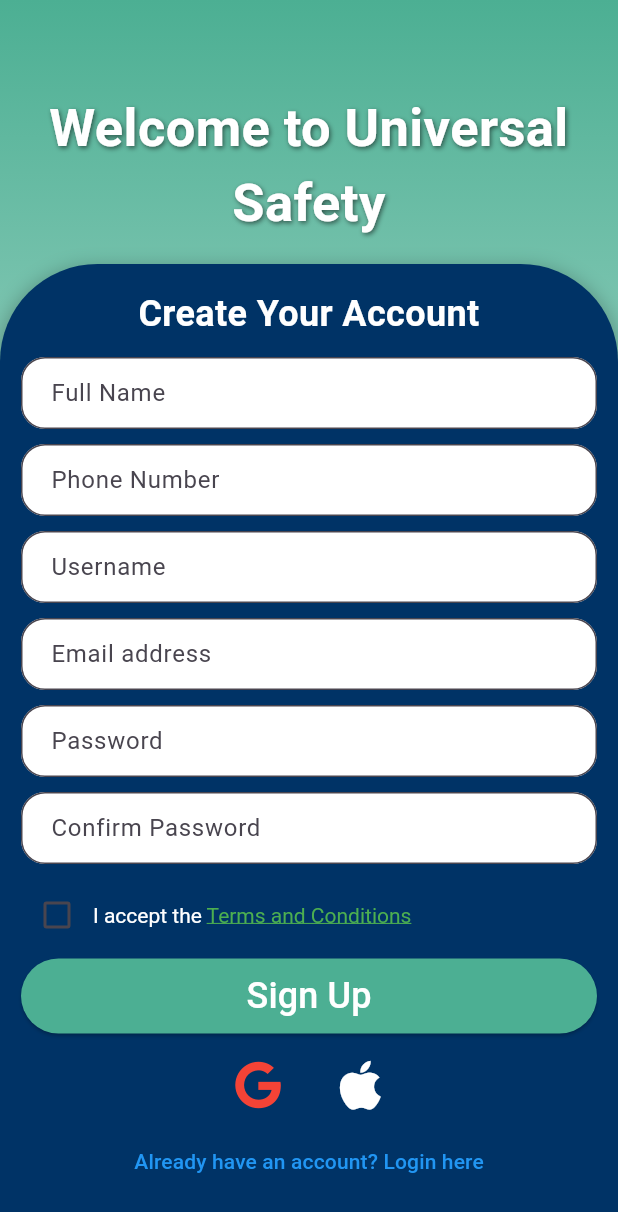
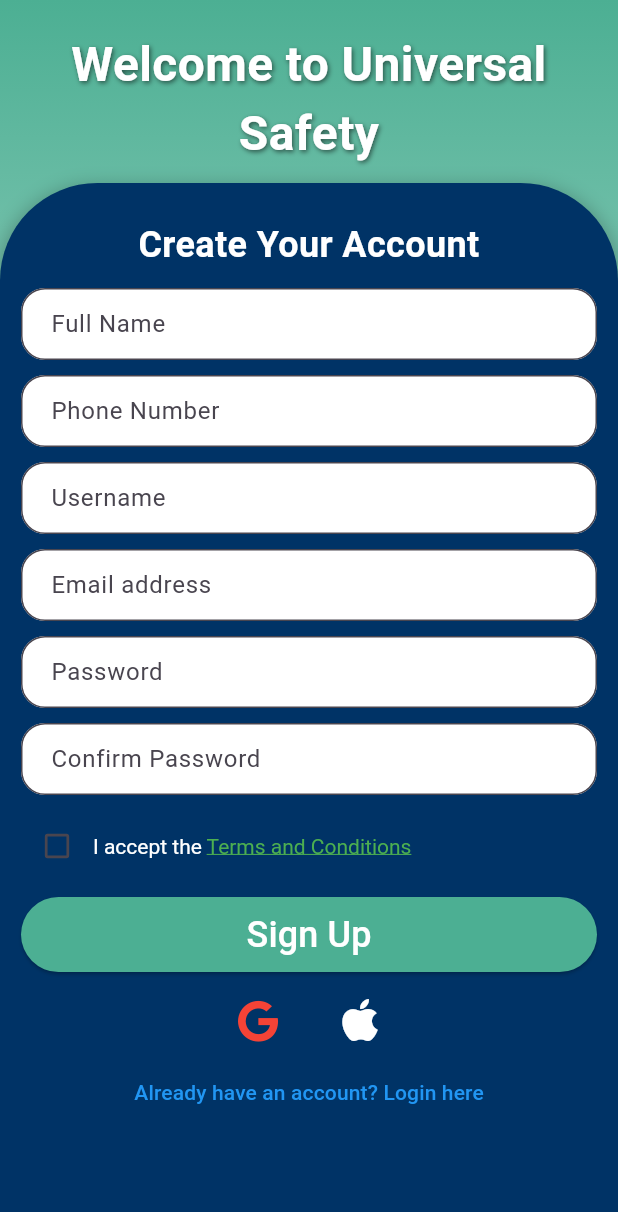
Before and after one commit to Ananypratap007/SOBA_Spring2025, a Flutter app: the SignUpPage screen opened by its route, on a phone screen of 412 x 824 dp. Shown: the top 1212 px of the screen. Run offline on Flutter 3.47's test engine with Material 3 defaults, Android fonts, the phone set to English and light mode, and no system bars; our stand-ins replace camera, cloud_firestore, firebase_auth, firebase_core, firebase_storage, flutter_map and 4 more; accounts and stored records are empty.

Commit message:
Fixed overflow for textfields in login page and signup page.

```diff
--- a/soba_app/lib/login/signup_screen.dart
+++ b/soba_app/lib/login/signup_screen.dart
@@ -156,8 +156,19 @@ class _SignUpPageState extends State<SignUpPage> {
 
   @override
   Widget build(BuildContext context) {
+    // Get the screen size
+    final screenSize = MediaQuery.of(context).size;
+    final keyboardVisible = MediaQuery.of(context).viewInsets.bottom > 0;
+
     return Scaffold(
-      body: Container(
+      // Use resizeToAvoidBottomInset to handle keyboard properly
+      resizeToAvoidBottomInset: true,
+      body: SafeArea(
+        child: GestureDetector(
+          // Close keyboard when tapping outside text fields
+          onTap: () => FocusScope.of(context).unfocus(),
+          child: Container(
+            height: screenSize.height,
             decoration: BoxDecoration(
               gradient: LinearGradient(
                 colors: [Color(0XFF4CAF93), Colors.white],
@@ -167,16 +178,14 @@ class _SignUpPageState extends State<SignUpPage> {
             ),
             child: Column(
               children: [
-            SizedBox(
-              height: 45,
-            ),
-            Expanded(
-              child: Center(
-                child: Text(
+                // Hide this when keyboard is showing to give more space
+                if (!keyboardVisible) ...[
+                  SizedBox(height: 20),
+                  Text(
                     'Welcome to Universal Safety',
                     textAlign: TextAlign.center,
                     style: TextStyle(
-                    fontSize: 35,
+                      fontSize: keyboardVisible ? 24 : 32,
                       fontWeight: FontWeight.bold,
                       color: Colors.white,
                       shadows: [
@@ -188,17 +197,16 @@ class _SignUpPageState extends State<SignUpPage> {
                       ],
                     ),
                   ),
-              ),
-            ),
-            Container(
-              width: double.infinity, //MediaQuery.of(context).size.width * 0.9,
-              constraints: BoxConstraints(
-                maxHeight: MediaQuery.of(context).size.height * 0.8,
-              ),
-              padding: const EdgeInsets.all(14),
+                  SizedBox(height: 10),
+                ],
+
+                // Using Expanded to take available space
+                Expanded(
+                  child: Container(
+                    width: double.infinity,
                     decoration: BoxDecoration(
                       color: Color(0xFF003366),
-                borderRadius: BorderRadius.vertical(top: Radius.circular(65)),
+                      borderRadius: BorderRadius.vertical(top: Radius.circular(keyboardVisible ? 30 : 65)),
                       boxShadow: [
                         BoxShadow(
                           color: Colors.black26,
@@ -208,20 +216,19 @@ class _SignUpPageState extends State<SignUpPage> {
                         ),
                       ],
                     ),
-              child: SingleChildScrollView(
-                child: Column(
-                  mainAxisSize: MainAxisSize.min,
-                  crossAxisAlignment: CrossAxisAlignment.stretch,
+                    child: ClipRRect(
+                      borderRadius: BorderRadius.vertical(top: Radius.circular(keyboardVisible ? 30 : 65)),
+                      child: ListView(
+                        padding: const EdgeInsets.all(14),
                         children: [
-                    // Welcome Text
-                    SizedBox(
-                      height: 2,
-                    ),
+                          // Adjust spacing based on keyboard visibility
+                          SizedBox(height: keyboardVisible ? 5 : 10),
+
                           Text(
                             'Create Your Account',
                             textAlign: TextAlign.center,
                             style: TextStyle(
-                        fontSize: 24,
+                              fontSize: keyboardVisible ? 20 : 24,
                               fontWeight: FontWeight.bold,
                               color: Colors.white,
                             ),
@@ -232,40 +239,53 @@ class _SignUpPageState extends State<SignUpPage> {
                           SmartTextField(
                             label: 'Full Name',
                             controller: _nameController,
+                            textInputAction: TextInputAction.next,
                           ),
                           // Phone Number TextField
                           SmartTextField(
                             label: 'Phone Number',
                             controller: _phoneController,
+                            keyboardType: TextInputType.phone,
+                            textInputAction: TextInputAction.next,
                           ),
 
                           // Username TextField
                           SmartTextField(
                             label: 'Username',
                             controller: _usernameController,
+                            textInputAction: TextInputAction.next,
                           ),
 
                           // Email TextField
                           SmartTextField(
                             label: 'Email address',
                             controller: _emailController,
+                            keyboardType: TextInputType.emailAddress,
+                            textInputAction: TextInputAction.next,
                           ),
                           // Password TextField
                           SmartTextField(
                             label: 'Password',
                             controller: _passwordController,
+                            obscureText: true,
+                            textInputAction: TextInputAction.next,
                           ),
 
                           // Confirm Password TextField
                           SmartTextField(
                             label: 'Confirm Password',
                             controller: _confirmPasswordController,
+                            obscureText: true,
+                            textInputAction: TextInputAction.done,
                           ),
 
-                    // Terms and Conditions Checkbox
+                          // Terms and Conditions Checkbox with compact layout
                           Row(
+                            crossAxisAlignment: CrossAxisAlignment.center,
                             children: [
-                        Checkbox(
+                              Transform.scale(
+                                scale: 0.9,
+                                child: Checkbox(
                                   activeColor: Colors.white,
                                   value: _isTermsAccepted,
                                   onChanged: (value) {
@@ -274,17 +294,22 @@ class _SignUpPageState extends State<SignUpPage> {
                                     });
                                   },
                                 ),
+                              ),
                               Expanded(
                                 child: RichText(
                                   text: TextSpan(
                                     text: 'I accept the ',
-                              style: TextStyle(color: Colors.white),
+                                    style: TextStyle(
+                                      color: Colors.white,
+                                      fontSize: keyboardVisible ? 12 : 14,
+                                    ),
                                     children: [
                                       TextSpan(
                                         text: 'Terms and Conditions',
-                                  style: const TextStyle(
+                                        style: TextStyle(
                                           color: Colors.green,
                                           decoration: TextDecoration.underline,
+                                          fontSize: keyboardVisible ? 12 : 14,
                                         ),
                                         recognizer: TapGestureRecognizer()
                                           ..onTap = () {
@@ -303,14 +328,16 @@ class _SignUpPageState extends State<SignUpPage> {
                               ),
                             ],
                           ),
-                    const SizedBox(height: 5),
+                          SizedBox(height: keyboardVisible ? 5 : 10),
 
                           // Sign Up Button
                           ElevatedButton(
                             onPressed: _isLoading ? null : _handleSignUp,
                             style: ElevatedButton.styleFrom(
                               backgroundColor: Color(0XFF4CAF93),
-                        padding: const EdgeInsets.symmetric(vertical: 8),
+                              padding: EdgeInsets.symmetric(
+                                vertical: keyboardVisible ? 6 : 8,
+                              ),
                               shape: RoundedRectangleBorder(
                                 borderRadius: BorderRadius.circular(30),
                               ),
@@ -325,14 +352,18 @@ class _SignUpPageState extends State<SignUpPage> {
                                           AlwaysStoppedAnimation<Color>(Colors.white),
                                     ),
                                   )
-                          : const Text(
+                                : Text(
                                     'Sign Up',
-                              style:
-                                  TextStyle(fontSize: 24, color: Colors.white),
+                                    style: TextStyle(
+                                      fontSize: keyboardVisible ? 18 : 24,
+                                      color: Colors.white,
                                     ),
                                   ),
+                          ),
+
+                          // Only show these when keyboard is hidden to save space
+                          if (!keyboardVisible) ...[
                             const SizedBox(height: 8),
-
                             // Social Sign Up Buttons
                             Row(
                               mainAxisAlignment: MainAxisAlignment.center,
@@ -342,7 +373,7 @@ class _SignUpPageState extends State<SignUpPage> {
                                     print('Google Sign Up');
                                   },
                                   icon: const FaIcon(FontAwesomeIcons.google,
-                              color: Colors.red, size: 32),
+                                      color: Colors.red, size: 28),
                                 ),
                                 const SizedBox(width: 20),
                                 IconButton(
@@ -350,29 +381,36 @@ class _SignUpPageState extends State<SignUpPage> {
                                     print('Apple Sign Up');
                                   },
                                   icon: const FaIcon(FontAwesomeIcons.apple,
-                              color: Colors.white, size: 37),
+                                      color: Colors.white, size: 32),
                                 ),
                               ],
                             ),
+                          ],
 
-                    // Login Link
+                          // Login Link - always show this
                           TextButton(
                             onPressed: () {
                               Navigator.pop(context);
                             },
-                      child: const Text(
+                            child: Text(
                               "Already have an account? Login here",
-                        style: TextStyle(color: Colors.blue),
+                              style: TextStyle(
+                                color: Colors.blue,
+                                fontSize: keyboardVisible ? 13 : 14,
+                              ),
                             ),
                           ),
 
-                    // Help Text
-                    const SizedBox(height: 12),
+                          // Add extra padding at the bottom to ensure fields aren't hidden by keyboard
+                          SizedBox(height: keyboardVisible ? MediaQuery.of(context).viewInsets.bottom * 0.1 : 0),
                         ],
                       ),
                     ),
                   ),
+                ),
               ],
+            ),
+          ),
         ),
       ),
     );
@@ -382,10 +420,20 @@ class _SignUpPageState extends State<SignUpPage> {
 class SmartTextField extends StatefulWidget {
   final String label;
   final TextEditingController controller;
+  final bool obscureText;
+  final TextInputType keyboardType;
+  final TextInputAction textInputAction;
+  final int? maxLines;
+  final int? maxLength;
 
   const SmartTextField({
     required this.label,
     required this.controller,
+    this.obscureText = false,
+    this.keyboardType = TextInputType.text,
+    this.textInputAction = TextInputAction.next,
+    this.maxLines = 1,
+    this.maxLength,
   });
 
   @override
@@ -427,20 +475,29 @@ class _SmartTextFieldState extends State<SmartTextField> {
 
   @override
   Widget build(BuildContext context) {
-    return Column(
-      mainAxisSize: MainAxisSize.min,
-      crossAxisAlignment: CrossAxisAlignment.start,
-      children: [
-        TextField(
+    final isKeyboardVisible = MediaQuery.of(context).viewInsets.bottom > 0;
+
+    return Padding(
+      padding: EdgeInsets.only(bottom: isKeyboardVisible ? 6 : 10),
+      child: TextField(
         controller: widget.controller,
         focusNode: _focusNode,
+        obscureText: widget.obscureText,
+        keyboardType: widget.keyboardType,
+        textInputAction: widget.textInputAction,
+        maxLines: widget.maxLines,
+        maxLength: widget.maxLength,
+        style: TextStyle(fontSize: isKeyboardVisible ? 14 : 16),
         decoration: InputDecoration(
           labelText: _showLabel ? widget.label : null,
           floatingLabelBehavior: FloatingLabelBehavior.never,
           filled: true,
           fillColor: Colors.white,
           isDense: true,
-            contentPadding: EdgeInsets.symmetric(vertical: 12, horizontal: 16),
+          contentPadding: EdgeInsets.symmetric(
+            vertical: isKeyboardVisible ? 10 : 12,
+            horizontal: 16
+          ),
           border: OutlineInputBorder(
             borderRadius: BorderRadius.circular(16),
           ),
@@ -448,10 +505,10 @@ class _SmartTextFieldState extends State<SmartTextField> {
             borderRadius: BorderRadius.circular(16),
             borderSide: BorderSide(color: Colors.blue.shade300),
           ),
+          counterText: '',
+          errorMaxLines: 2,
         ),
       ),
-        SizedBox(height: 10),
-      ],
     );
   }
 }
```
Also changed, not shown: soba_app/lib/login.dart (deleted, +0 -119 lines), soba_app/lib/login/login_screen.dart (+50 -41 lines). Lines whose indentation alone changed are shown as unchanged.
